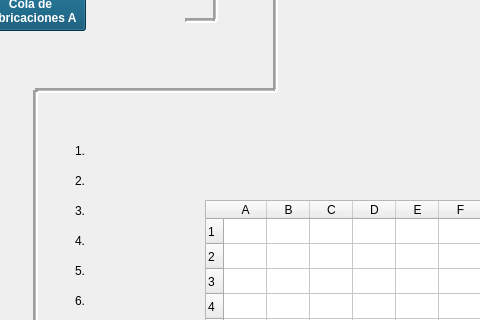
This is untitled/mainwindow.ui in javialroro/Proyecto1_ED as Qt 5 draws it before an edit; both pictures show x 455 to 935 and y 140 to 460 of the 1522 by 769 pixel window. The edited form follows.
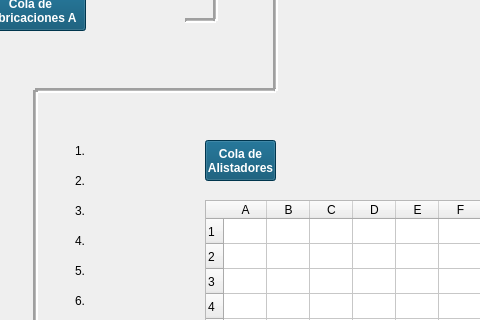
This is the edited form. Icons and pictures are not drawn.

```diff
--- a/untitled/mainwindow.ui
+++ b/untitled/mainwindow.ui
@@ -2423,6 +2423,43 @@
      <string/>
     </property>
    </widget>
+   <widget class="QPushButton" name="btnColaDeAlistadores">
+    <property name="geometry">
+     <rect>
+      <x>660</x>
+      <y>280</y>
+      <width>71</width>
+      <height>41</height>
+     </rect>
+    </property>
+    <property name="font">
+     <font>
+      <family>Segoe UI</family>
+      <pointsize>9</pointsize>
+      <italic>false</italic>
+      <bold>true</bold>
+      <kerning>true</kerning>
+     </font>
+    </property>
+    <property name="cursor">
+     <cursorShape>PointingHandCursor</cursorShape>
+    </property>
+    <property name="toolTip">
+     <string>&lt;html&gt;&lt;head/&gt;&lt;body&gt;&lt;p align=&quot;center&quot;&gt;Pedidos&lt;/p&gt;&lt;/body&gt;&lt;/html&gt;</string>
+    </property>
+    <property name="whatsThis">
+     <string>&lt;html&gt;&lt;head/&gt;&lt;body&gt;&lt;p align=&quot;center&quot;&gt;Pedidos&lt;/p&gt;&lt;/body&gt;&lt;/html&gt;</string>
+    </property>
+    <property name="styleSheet">
+     <string notr="true">background-color: rgb(0, 74, 108);
+font: 700 9pt &quot;Segoe UI&quot;;
+color: white</string>
+    </property>
+    <property name="text">
+     <string>Cola de 
+Alistadores</string>
+    </property>
+   </widget>
    <zorder>lineV08</zorder>
    <zorder>lineV07</zorder>
    <zorder>lblcliente1</zorder>
```
Left out of the diff: 1 changed line with no effect on the pictures.
